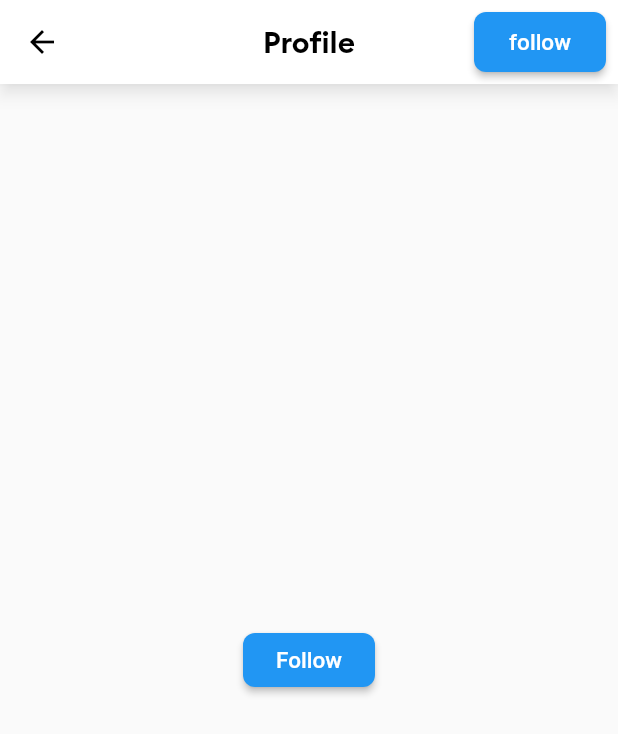
After one commit to yashwant9753/MemeShare, a Flutter app: the TextPage screen opened directly, on a phone screen of 412 x 824 dp. The commit adds this screen. Shown: the top 734 px of the screen. Run offline on Flutter 3.47's test engine with Material 2 defaults, Android fonts, the phone set to English and light mode, and no system bars; our stand-ins replace cloud_firestore, file_picker, firebase_core, firebase_storage, geocoding, geolocator and 4 more; missing offline and left inert: animator; accounts and stored records are empty; network calls fail.

Commit message:
created follow unfollow function assign the firebase function

```diff
--- /dev/null
+++ b/lib/pages/testpage.dart
@@ -0,0 +1,107 @@
+import 'package:flutter/material.dart';
+
+class TextPage extends StatefulWidget {
+  const TextPage({Key key}) : super(key: key);
+
+  @override
+  State<TextPage> createState() => _TextPageState();
+}
+
+class _TextPageState extends State<TextPage> {
+  bool isFollowing = false;
+  buildProfileButton() {
+    // build appbar action button
+    bool isprofileOwner = false;
+
+    if (isprofileOwner) {
+      // for current user show edit iconButton
+      return Padding(
+        padding: const EdgeInsets.only(right: 15.0),
+        child: IconButton(
+          icon: Icon(Icons.edit_calendar_outlined),
+          onPressed: () {},
+        ),
+      );
+    } else {
+      // and for other user follow or unfollow Button
+      return Container(
+          padding: EdgeInsets.all(8.0),
+          child: isFollowing
+              ? RaisedButton(
+                  shape: RoundedRectangleBorder(
+                    borderRadius: BorderRadius.circular(8.0),
+                  ),
+                  child: Text(
+                    "UnFollow",
+                    style: TextStyle(
+                      color: Colors.white,
+                      fontSize: 15.0,
+                    ),
+                  ),
+                  color: Colors.blue,
+                  onPressed: () {
+                    print("unfollow");
+                    setState(() {
+                      isFollowing = false;
+                    });
+                  },
+                )
+              : RaisedButton(
+                  shape: RoundedRectangleBorder(
+                    borderRadius: BorderRadius.circular(8.0),
+                  ),
+                  child: Text(
+                    "follow",
+                    style: TextStyle(
+                      color: Colors.white,
+                      fontSize: 15.0,
+                    ),
+                  ),
+                  color: Colors.blue,
+                  onPressed: () {
+                    print("follow");
+                    setState(() {
+                      isFollowing = true;
+                    });
+                  },
+                ));
+    }
+  }
+
+  @override
+  Widget build(BuildContext context) {
+    return Scaffold(
+      appBar: AppBar(
+        centerTitle: true,
+        backgroundColor: Colors.white,
+        foregroundColor: Colors.black,
+        shadowColor: Colors.white70,
+        title: Text(
+          "Profile",
+          style: TextStyle(
+              fontFamily: 'Brand-Bold', fontSize: 20.0, color: Colors.black),
+        ),
+        actions: [
+          buildProfileButton(),
+        ],
+      ),
+      body: Center(
+          child: Container(
+        child: RaisedButton(
+          shape: RoundedRectangleBorder(
+            borderRadius: BorderRadius.circular(8.0),
+          ),
+          child: Text(
+            isFollowing ? "Unfollow " : "Follow",
+            style: TextStyle(
+              color: Colors.white,
+              fontSize: 15.0,
+            ),
+          ),
+          color: Colors.blue,
+          onPressed: () {},
+        ),
+      )),
+    );
+  }
+}
--- a/lib/pages/upload.dart
+++ b/lib/pages/upload.dart
@@ -112,7 +112,7 @@ class _UploadState extends State<Upload> {
             padding: EdgeInsets.only(top: 20.0),
             child: RaisedButton(
                 shape: RoundedRectangleBorder(
-                  borderRadius: BorderRadius.circular(8.0),
+                  borderRadius: BorderRadius.circular(30.0),
                 ),
                 child: Text(
                   "Upload Image",
```
Also changed, not shown: lib/pages/activity_feed.dart (+7 -5 lines), lib/pages/home.dart (+17 -2 lines), lib/pages/profile.dart (+200 -40 lines).
